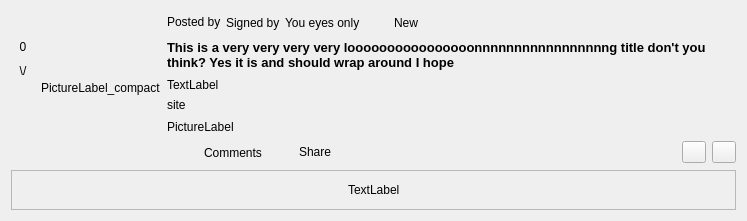
Before: the Qt Designer form retroshare-gui/src/gui/Posted/BoardPostDisplayWidget.ui in RetroShare/RetroShare, drawn with Qt 5.
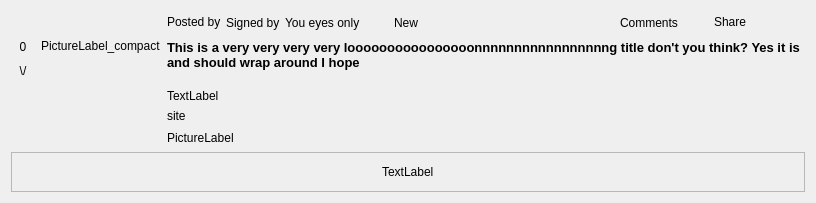
After: the same form once the commit is applied. Icons and pictures are not drawn. Custom widgets are drawn as their Qt base class.

Patch:
```diff
--- a/retroshare-gui/src/gui/Posted/BoardPostDisplayWidget.ui
+++ b/retroshare-gui/src/gui/Posted/BoardPostDisplayWidget.ui
@@ -6,12 +6,12 @@
    <rect>
     <x>0</x>
     <y>0</y>
-    <width>747</width>
-    <height>221</height>
+    <width>816</width>
+    <height>203</height>
    </rect>
   </property>
   <property name="sizePolicy">
-   <sizepolicy hsizetype="Preferred" vsizetype="Maximum">
+   <sizepolicy hsizetype="Preferred" vsizetype="Preferred">
     <horstretch>0</horstretch>
     <verstretch>0</verstretch>
    </sizepolicy>
@@ -22,13 +22,21 @@
   <property name="styleSheet">
    <string notr="true"/>
   </property>
-  <layout class="QVBoxLayout" name="verticalLayout_4">
-   <item>
-    <layout class="QHBoxLayout" name="horizontalLayout_5">
-     <item>
       <layout class="QVBoxLayout" name="verticalLayout_3">
        <item>
+    <layout class="QHBoxLayout" name="horizontalLayout_6">
+     <property name="sizeConstraint">
+      <enum>QLayout::SetMinimumSize</enum>
+     </property>
+     <item>
         <layout class="QVBoxLayout" name="verticalLayout">
+       <property name="sizeConstraint">
+        <enum>QLayout::SetMinimumSize</enum>
+       </property>
+       <item>
+        <layout class="QHBoxLayout" name="horizontalLayout_5">
+         <item>
+          <layout class="QVBoxLayout" name="arrowsLayout">
          <item>
           <widget class="QToolButton" name="voteUpButton">
            <property name="sizePolicy">
@@ -102,7 +110,16 @@
         </layout>
        </item>
        <item>
-        <spacer name="verticalSpacer">
+          <widget class="QLabel" name="pictureLabel_compact">
+           <property name="text">
+            <string>PictureLabel_compact</string>
+           </property>
+          </widget>
+         </item>
+        </layout>
+       </item>
+       <item>
+        <spacer name="verticalSpacer_2">
          <property name="orientation">
           <enum>Qt::Vertical</enum>
          </property>
@@ -116,15 +133,11 @@
        </item>
       </layout>
      </item>
-     <item>
-      <widget class="QLabel" name="pictureLabel_compact">
-       <property name="text">
-        <string>PictureLabel_compact</string>
-       </property>
-      </widget>
-     </item>
      <item>
       <layout class="QVBoxLayout" name="verticalLayout_2">
+       <property name="sizeConstraint">
+        <enum>QLayout::SetMinimumSize</enum>
+       </property>
        <item>
         <layout class="QHBoxLayout" name="horizontalLayout_2">
          <property name="spacing">
@@ -239,6 +252,54 @@
            </property>
           </spacer>
          </item>
+         <item>
+          <widget class="QToolButton" name="commentButton">
+           <property name="text">
+            <string>Comments</string>
+           </property>
+           <property name="icon">
+            <iconset resource="Posted_images.qrc">
+             <normaloff>:/images/comments.png</normaloff>:/images/comments.png</iconset>
+           </property>
+           <property name="toolButtonStyle">
+            <enum>Qt::ToolButtonTextBesideIcon</enum>
+           </property>
+           <property name="autoRaise">
+            <bool>true</bool>
+           </property>
+          </widget>
+         </item>
+         <item>
+          <widget class="QPushButton" name="shareButton">
+           <property name="text">
+            <string>Share</string>
+           </property>
+           <property name="icon">
+            <iconset resource="Posted_images.qrc">
+             <normaloff>:/images/share.png</normaloff>:/images/share.png</iconset>
+           </property>
+           <property name="flat">
+            <bool>true</bool>
+           </property>
+          </widget>
+         </item>
+         <item>
+          <widget class="QToolButton" name="expandButton">
+           <property name="toolTip">
+            <string>Expand</string>
+           </property>
+           <property name="text">
+            <string/>
+           </property>
+           <property name="icon">
+            <iconset resource="Posted_images.qrc">
+             <normaloff>:/images/expand.png</normaloff>:/images/expand.png</iconset>
+           </property>
+           <property name="autoRaise">
+            <bool>true</bool>
+           </property>
+          </widget>
+         </item>
         </layout>
        </item>
        <item>
@@ -330,123 +391,12 @@
          </item>
         </layout>
        </item>
-       <item>
-        <layout class="QHBoxLayout" name="horizontalLayout">
-         <item>
-          <widget class="QToolButton" name="expandButton">
-           <property name="toolTip">
-            <string>Expand</string>
-           </property>
-           <property name="text">
-            <string/>
-           </property>
-           <property name="icon">
-            <iconset resource="Posted_images.qrc">
-             <normaloff>:/images/expand.png</normaloff>:/images/expand.png</iconset>
-           </property>
-           <property name="autoRaise">
-            <bool>true</bool>
-           </property>
-          </widget>
-         </item>
-         <item>
-          <widget class="QToolButton" name="commentButton">
-           <property name="text">
-            <string>Comments</string>
-           </property>
-           <property name="icon">
-            <iconset resource="Posted_images.qrc">
-             <normaloff>:/images/comments.png</normaloff>:/images/comments.png</iconset>
-           </property>
-           <property name="toolButtonStyle">
-            <enum>Qt::ToolButtonTextBesideIcon</enum>
-           </property>
-           <property name="autoRaise">
-            <bool>true</bool>
-           </property>
-          </widget>
-         </item>
-         <item>
-          <widget class="QPushButton" name="shareButton">
-           <property name="text">
-            <string>Share</string>
-           </property>
-           <property name="icon">
-            <iconset resource="Posted_images.qrc">
-             <normaloff>:/images/share.png</normaloff>:/images/share.png</iconset>
-           </property>
-           <property name="flat">
-            <bool>true</bool>
-           </property>
-          </widget>
-         </item>
-         <item>
-          <spacer name="horizontalSpacer_3">
-           <property name="orientation">
-            <enum>Qt::Horizontal</enum>
-           </property>
-           <property name="sizeHint" stdset="0">
-            <size>
-             <width>308</width>
-             <height>20</height>
-            </size>
-           </property>
-          </spacer>
-         </item>
-         <item>
-          <widget class="QPushButton" name="readAndClearButton">
-           <property name="maximumSize">
-            <size>
-             <width>24</width>
-             <height>16777215</height>
-            </size>
-           </property>
-           <property name="focusPolicy">
-            <enum>Qt::NoFocus</enum>
-           </property>
-           <property name="toolTip">
-            <string>Set as read and remove item</string>
-           </property>
-           <property name="icon">
-            <iconset resource="../icons.qrc">
-             <normaloff>:/icons/png/correct.png</normaloff>:/icons/png/correct.png</iconset>
-           </property>
-          </widget>
-         </item>
-         <item>
-          <widget class="QPushButton" name="clearButton">
-           <property name="maximumSize">
-            <size>
-             <width>24</width>
-             <height>16777215</height>
-            </size>
-           </property>
-           <property name="focusPolicy">
-            <enum>Qt::NoFocus</enum>
-           </property>
-           <property name="toolTip">
-            <string>Remove Item</string>
-           </property>
-           <property name="icon">
-            <iconset resource="../icons.qrc">
-             <normaloff>:/icons/png/exit2.png</normaloff>:/icons/png/exit2.png</iconset>
-           </property>
-          </widget>
-         </item>
-        </layout>
-       </item>
       </layout>
      </item>
     </layout>
    </item>
    <item>
     <widget class="QFrame" name="frame_picture">
-     <property name="maximumSize">
-      <size>
-       <width>800</width>
-       <height>600</height>
-      </size>
-     </property>
      <property name="frameShape">
       <enum>QFrame::StyledPanel</enum>
      </property>
```
Left out of the diff: 3 changed lines with no effect on the pictures. Lines whose indentation alone changed are shown as unchanged.
